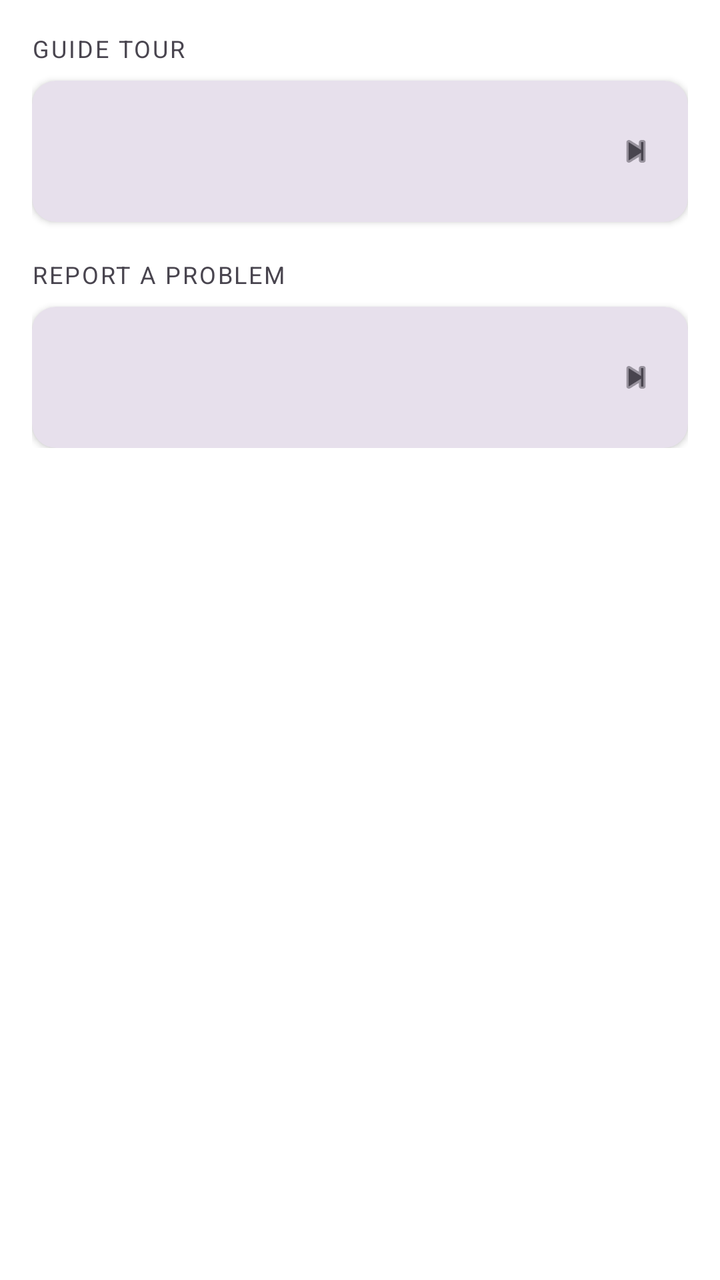
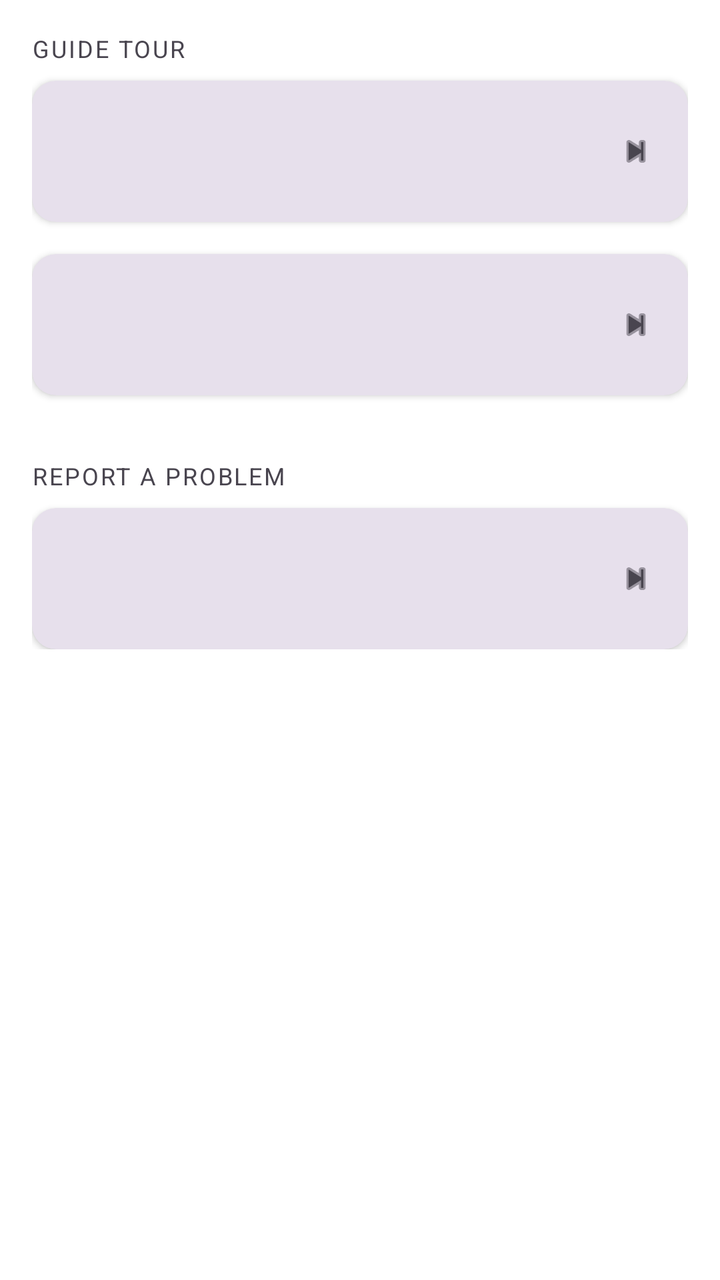

Compare the two renders of this Android layout. The source of the first and the diff that turns it into the second are given below.
<!-- AndroidManifest.xml: application theme Theme.WaterReminder -->
<!-- res/layout/fragment_help.xml -->
<?xml version="1.0" encoding="utf-8"?>
<androidx.constraintlayout.widget.ConstraintLayout xmlns:android="http://schemas.android.com/apk/res/android"
    xmlns:app="http://schemas.android.com/apk/res-auto"
    android:layout_width="match_parent"
    android:layout_height="match_parent"
    android:background="@color/page_background">

    <androidx.core.widget.NestedScrollView
        android:layout_width="0dp"
        android:layout_height="0dp"
        app:layout_constraintTop_toTopOf="parent"
        app:layout_constraintBottom_toTopOf="@id/text_app_version"
        app:layout_constraintStart_toStartOf="parent"
        app:layout_constraintEnd_toEndOf="parent">

        <LinearLayout
            android:layout_width="match_parent"
            android:layout_height="wrap_content"
            android:orientation="vertical"
            android:padding="16dp">

            <TextView
                android:layout_width="match_parent"
                android:layout_height="wrap_content"
                android:layout_marginBottom="8dp"
                android:text="@string/help_section_intro"
                android:textColor="?attr/colorOnSurfaceVariant"
                android:textSize="12sp"
                android:textAllCaps="true"
                android:letterSpacing="0.08" />

            <include
                android:id="@+id/row_replay_tour"
                layout="@layout/item_settings_row"
                android:layout_width="match_parent"
                android:layout_height="wrap_content"
                android:layout_marginBottom="2dp" />

            
            <TextView
                android:layout_width="match_parent"
                android:layout_height="wrap_content"
                android:layout_marginTop="16dp"
                android:layout_marginBottom="8dp"
                android:text="@string/help_section_report"
                android:textColor="?attr/colorOnSurfaceVariant"
                android:textSize="12sp"
                android:textAllCaps="true"
                android:letterSpacing="0.08" />

            <include
                android:id="@+id/row_report_problem"
                layout="@layout/item_settings_row"
                android:layout_width="match_parent"
                android:layout_height="wrap_content" />


        </LinearLayout>

    </androidx.core.widget.NestedScrollView>

    <TextView
        android:id="@+id/text_app_version"
        android:layout_width="wrap_content"
        android:layout_height="wrap_content"
        android:layout_margin="16dp"
        android:textColor="?attr/colorOnSurfaceVariant"
        android:textSize="12sp"
        app:layout_constraintBottom_toBottomOf="parent"
        app:layout_constraintStart_toStartOf="parent" />

</androidx.constraintlayout.widget.ConstraintLayout>
<!-- res/layout/item_settings_row.xml (included above) -->
<?xml version="1.0" encoding="utf-8"?>
<androidx.cardview.widget.CardView xmlns:android="http://schemas.android.com/apk/res/android"
    xmlns:app="http://schemas.android.com/apk/res-auto"
    android:layout_width="match_parent"
    android:layout_height="wrap_content"
    app:cardCornerRadius="12dp"
    app:cardElevation="2dp"
    app:cardBackgroundColor="?attr/colorSurfaceVariant">

    <LinearLayout
        android:id="@+id/row_container"
        android:layout_width="match_parent"
        android:layout_height="wrap_content"
        android:orientation="horizontal"
        android:gravity="center_vertical"
        android:padding="16dp"
        android:background="?attr/selectableItemBackground"
        android:clickable="true"
        android:focusable="true">

        <ImageView
            android:id="@+id/row_icon"
            android:layout_width="24dp"
            android:layout_height="24dp"
            android:layout_marginEnd="16dp"
            android:tint="@color/brand_blue"
            android:importantForAccessibility="no" />

        <LinearLayout
            android:layout_width="0dp"
            android:layout_height="wrap_content"
            android:layout_weight="1"
            android:orientation="vertical">

            <TextView
                android:id="@+id/row_title"
                android:layout_width="wrap_content"
                android:layout_height="wrap_content"
                android:textColor="?attr/colorOnSurface"
                android:textSize="15sp" />

            <TextView
                android:id="@+id/row_subtitle"
                android:layout_width="wrap_content"
                android:layout_height="wrap_content"
                android:layout_marginTop="2dp"
                android:textColor="?attr/colorOnSurfaceVariant"
                android:textSize="12sp" />

        </LinearLayout>

        <ImageView
            android:id="@+id/row_chevron"
            android:layout_width="20dp"
            android:layout_height="20dp"
            android:src="@android:drawable/ic_media_next"
            android:tint="?attr/colorOnSurfaceVariant"
            android:importantForAccessibility="no" />

    </LinearLayout>

</androidx.cardview.widget.CardView>
<!-- resources referenced by this layout -->
<resources>
  <color name="brand_blue">#2196F3</color>
  <color name="page_background">#FFFFFF</color>
  <string name="help_section_intro">Guide Tour</string>
  <string name="help_section_report">Report a Problem</string>
  <style name="Theme.WaterReminder" parent="Base.Theme.WaterReminder" />
  <style name="Base.Theme.WaterReminder" parent="Theme.Material3.DayNight.NoActionBar">
          
          
      </style>
</resources>

<!-- the commit's change to res/layout/fragment_help.xml (unified diff, before → after) -->
@@ -34,7 +34,14 @@
                 layout="@layout/item_settings_row"
                 android:layout_width="match_parent"
                 android:layout_height="wrap_content"
-                android:layout_marginBottom="2dp" />
+                android:layout_marginBottom="16dp" />
+
+            <include
+                android:id="@+id/row_replay_onboarding"
+                layout="@layout/item_settings_row"
+                android:layout_width="match_parent"
+                android:layout_height="wrap_content"
+                android:layout_marginBottom="16dp" />
 
             
             <TextView
